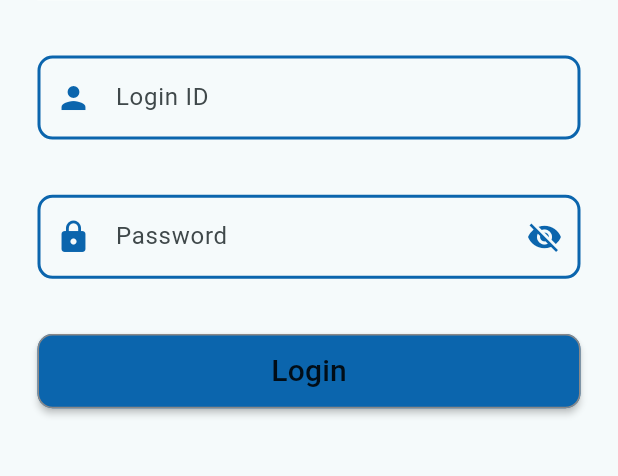
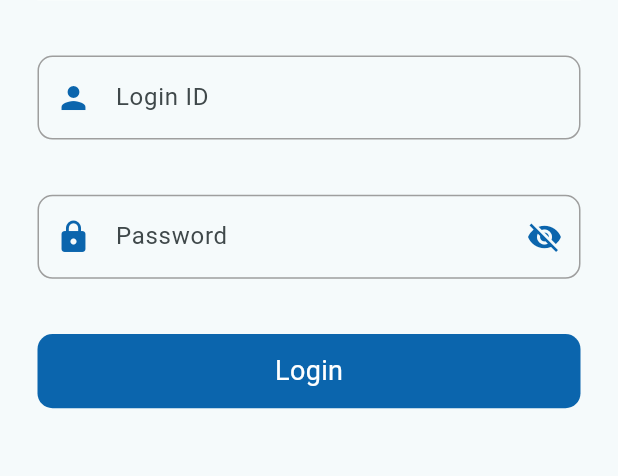
Before and after one commit to MajidALiDurrani/Brand_Fest, a Flutter app: the Login screen opened directly, on a phone screen of 412 x 824 dp, the part 457-933 px from its top. Run offline on Flutter 3.47's test engine with Material 3 defaults, Android fonts, the phone set to English and light mode, and no system bars; our stand-ins replace firebase_auth, firebase_core, flutter_rating_bar, fluttertoast, google_fonts; accounts and stored records are empty.

Commit message:
UI updated

```diff
--- a/lib/Home/screens/login_screen.dart
+++ b/lib/Home/screens/login_screen.dart
@@ -1,8 +1,11 @@
-import 'dart:math';
-
+import 'package:brand_fest/App/router.dart';
 import 'package:brand_fest/Home/screens/home.dart';
 import 'package:brand_fest/Utels/media_query.dart';
+import 'package:firebase_auth/firebase_auth.dart';
+import 'package:flutter/cupertino.dart';
 import 'package:flutter/material.dart';
+import 'package:flutter/widgets.dart';
+import 'package:fluttertoast/fluttertoast.dart';
 
 class Login extends StatefulWidget {
   const Login({super.key});
@@ -12,9 +15,24 @@ class Login extends StatefulWidget {
 }
 
 class _LoginState extends State<Login> {
-  final _obsecuretext = true;
-  TextEditingController idcontrolar = TextEditingController();
-  TextEditingController passwordcontrolar = TextEditingController();
+  var _obsecuretext = true;
+  late TextEditingController idcontrolar;
+  late TextEditingController passwordcontrolar;
+
+  @override
+  void initState() {
+    idcontrolar = TextEditingController();
+    passwordcontrolar = TextEditingController();
+    super.initState();
+  }
+
+  @override
+  void dispose() {
+    idcontrolar.dispose();
+    passwordcontrolar.dispose();
+    super.dispose();
+  }
+
   @override
   Widget build(BuildContext context) {
     return Scaffold(
@@ -55,8 +73,8 @@ class _LoginState extends State<Login> {
                       enabledBorder: OutlineInputBorder(
                         borderRadius: BorderRadius.circular(10),
                         borderSide: const BorderSide(
-                          width: 2,
-                          color: Color.fromARGB(255, 11, 101, 173),
+                          width: 1,
+                          color: Colors.grey,
                         ),
                       ),
                       border: UnderlineInputBorder(
@@ -66,7 +84,7 @@ class _LoginState extends State<Login> {
                 TextFormField(
                   controller: passwordcontrolar,
                   obscureText: _obsecuretext,
-                  obscuringCharacter: '.',
+                  obscuringCharacter: '*',
                   decoration: InputDecoration(
                       hintText: "Password",
                       labelText: "Password",
@@ -77,7 +95,11 @@ class _LoginState extends State<Login> {
                       ),
                       suffixIcon: IconButton(
                           color: const Color.fromARGB(255, 11, 101, 173),
-                          onPressed: () {},
+                          onPressed: () {
+                            setState(() {
+                              _obsecuretext = !_obsecuretext;
+                            });
+                          },
                           icon: _obsecuretext
                               ? const Icon(Icons.visibility_off)
                               : const Icon(Icons.visibility)),
@@ -89,32 +111,38 @@ class _LoginState extends State<Login> {
                       enabledBorder: OutlineInputBorder(
                         borderRadius: BorderRadius.circular(10),
                         borderSide: const BorderSide(
-                          width: 2,
-                          color: Color.fromARGB(255, 11, 101, 173),
+                          width: 1,
+                          color: Colors.grey,
                         ),
                       ),
                       border: UnderlineInputBorder(
                         borderRadius: BorderRadius.circular(10),
                       )),
                 ),
-                MaterialButton(
-                  color: const Color.fromARGB(255, 11, 101, 173),
-                  minWidth: screenWidth(context),
+                SizedBox(
+                  width: screenHeight(context),
                   height: screenHeight(context) * 0.06,
-                  onPressed: () {
-                    Navigator.of(context).push(MaterialPageRoute(
-                        builder: (context) => const HomeScreen()));
-                  },
-                  shape: RoundedRectangleBorder(
-                    borderRadius: BorderRadius.circular(10),
-                    side: const BorderSide(
-                        color: Color.fromARGB(255, 138, 136, 136)),
+                  child: InkWell(
+                    splashColor: const Color.fromARGB(255, 72, 134, 185),
+                    onTap: () {
+                      Navigator.pushNamed(context, Approuter.home);
+                    },
+                    child: Ink(
+                      decoration: const BoxDecoration(
+                          color: Color.fromARGB(255, 11, 101, 173),
+                          borderRadius: BorderRadius.all(Radius.circular(10))),
+                      child: const Center(
+                        child: Text(
+                          'Login',
+                          style: TextStyle(
+                              fontWeight: FontWeight.w400,
+                              fontSize: 18,
+                              color: Colors.white),
+                        ),
+                      ),
+                    ),
                   ),
-                  child: const Text(
-                    'Login',
-                    style: TextStyle(fontWeight: FontWeight.w500, fontSize: 20),
-                  ),
-                ),
+                )
               ],
             ),
           ),
--- a/lib/Home/screens/rating_screen.dart
+++ b/lib/Home/screens/rating_screen.dart
@@ -1,9 +1,7 @@
 import 'package:brand_fest/Utels/app_style.dart';
 import 'package:brand_fest/Home/widgets/rating_cart.dart';
 import 'package:brand_fest/Utels/media_query.dart';
-import 'package:flutter/cupertino.dart';
 import 'package:flutter/material.dart';
-import 'package:flutter/widgets.dart';
 
 class RatingScreen extends StatelessWidget {
   const RatingScreen({super.key});
@@ -40,7 +38,7 @@ class RatingScreen extends StatelessWidget {
                             topRight: Radius.circular(20)),
                         border: Border.all(
                             color: const Color.fromARGB(255, 11, 101, 173),
-                            width: 2),
+                            width: 1),
                         boxShadow: const [
                           BoxShadow(
                             color: Color.fromARGB(255, 11, 101, 173),
@@ -75,7 +73,7 @@ class RatingScreen extends StatelessWidget {
                             topRight: Radius.circular(20)),
                         border: Border.all(
                             color: const Color.fromARGB(255, 11, 101, 173),
-                            width: 2),
+                            width: 1),
                         boxShadow: const [
                           BoxShadow(
                             color: Color.fromARGB(255, 11, 101, 173),
--- a/pubspec.yaml
+++ b/pubspec.yaml
@@ -37,6 +37,11 @@ dependencies:
   cupertino_icons: ^1.0.6
   google_fonts: ^6.1.0
   flutter_rating_bar: ^4.0.1
+  firebase_core: ^2.25.4
+  firebase_storage: ^11.6.5
+  firebase_auth: ^4.17.4
+  cloud_firestore: ^4.15.4
+  fluttertoast: ^8.2.4
 
 dev_dependencies:
   flutter_test:
```
Also changed, not shown: lib/App/router.dart (+6 -5 lines), lib/Home/screens/home.dart (+32 -18 lines), lib/Home/widgets/brand_view.dart (+20 -5 lines), lib/Home/widgets/cliprract.dart (+4 -7 lines), lib/main.dart (+13 -3 lines), assets/majjjjj.JPG (added), pubspec.lock, 6 other files.
